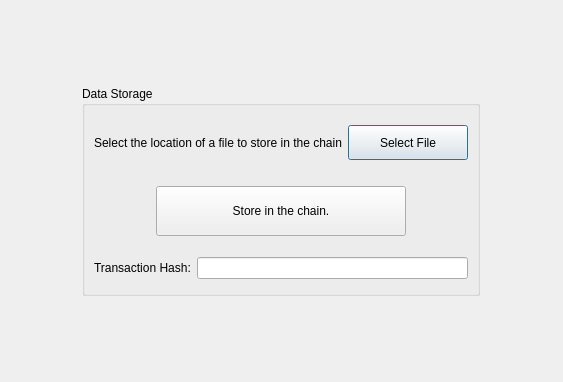
Old version of the form src/qt/forms/datastore.ui in the repository gjhiggins/datacoin.
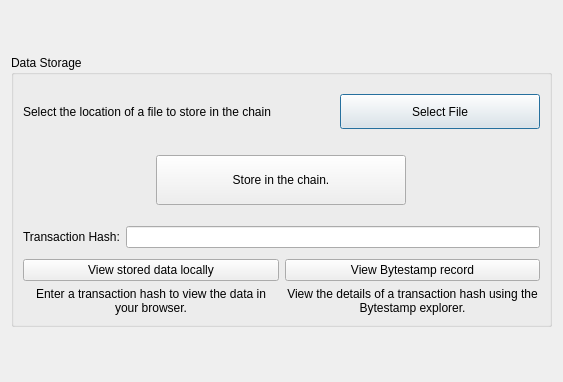
New version of the form.

Commit message: expand datastore GUI to use browser to view data locally or view Bytestamp record.

```diff
--- a/src/qt/forms/datastore.ui
+++ b/src/qt/forms/datastore.ui
@@ -122,6 +122,70 @@
           </item>
          </layout>
         </item>
+        <item>
+         <layout class="QHBoxLayout" name="horizontalLayout_8">
+          <item>
+           <layout class="QVBoxLayout" name="verticalLayout_3">
+            <item>
+             <widget class="QPushButton" name="viewLocalButton">
+              <property name="text">
+               <string>View stored data locally</string>
+              </property>
+             </widget>
+            </item>
+            <item>
+             <widget class="QLabel" name="labelViewLocal">
+              <property name="text">
+               <string>Enter a transaction hash to view the data in your browser.</string>
+              </property>
+              <property name="alignment">
+               <set>Qt::AlignCenter</set>
+              </property>
+              <property name="wordWrap">
+               <bool>true</bool>
+              </property>
+             </widget>
+            </item>
+           </layout>
+          </item>
+          <item>
+           <layout class="QVBoxLayout" name="verticalLayout">
+            <item>
+             <widget class="QPushButton" name="viewBytestampButton">
+              <property name="sizePolicy">
+               <sizepolicy hsizetype="Minimum" vsizetype="Fixed">
+                <horstretch>0</horstretch>
+                <verstretch>0</verstretch>
+               </sizepolicy>
+              </property>
+              <property name="minimumSize">
+               <size>
+                <width>255</width>
+                <height>0</height>
+               </size>
+              </property>
+              <property name="text">
+               <string>View Bytestamp record</string>
+              </property>
+             </widget>
+            </item>
+            <item>
+             <widget class="QLabel" name="labelViewBytestamp">
+              <property name="text">
+               <string>&lt;html&gt;&lt;head/&gt;&lt;body&gt;&lt;p&gt;View the details of a transaction hash using the Bytestamp explorer.&lt;/p&gt;&lt;/body&gt;&lt;/html&gt;</string>
+              </property>
+              <property name="alignment">
+               <set>Qt::AlignCenter</set>
+              </property>
+              <property name="wordWrap">
+               <bool>true</bool>
+              </property>
+             </widget>
+            </item>
+           </layout>
+          </item>
+         </layout>
+        </item>
        </layout>
       </item>
      </layout>
```
The commit also changes 2 other files.
